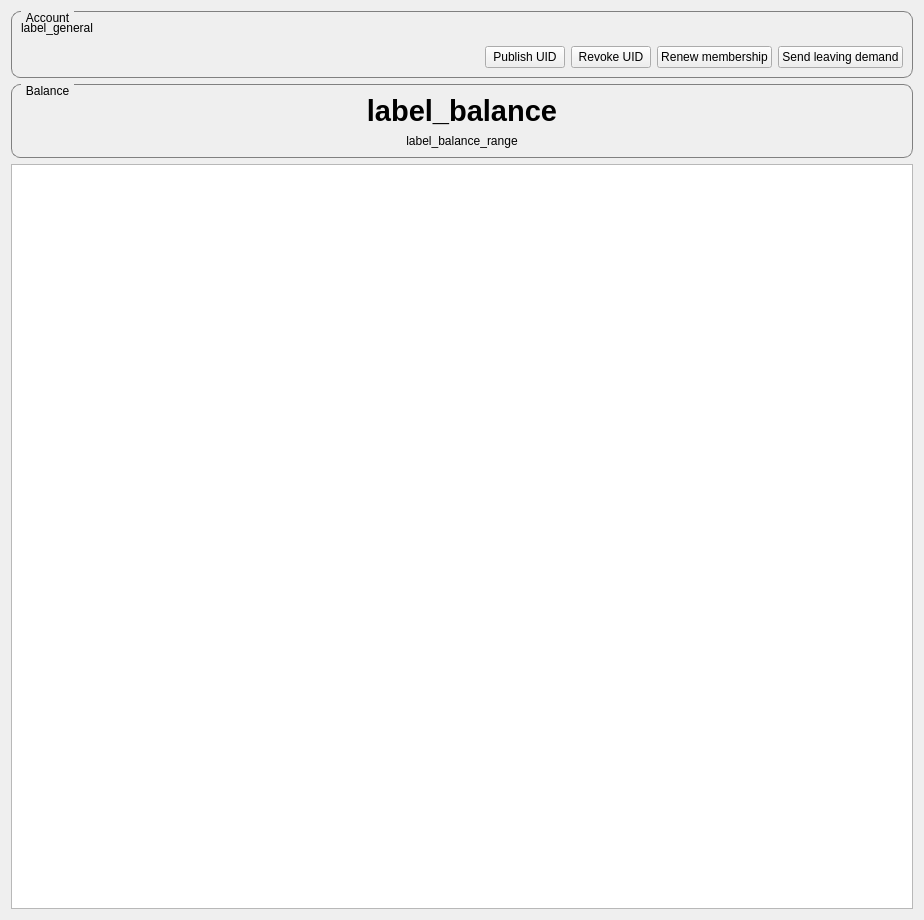
First picture: the form in res/ui/wallets_tab.ui, repository duniter/sakia, before the edit.
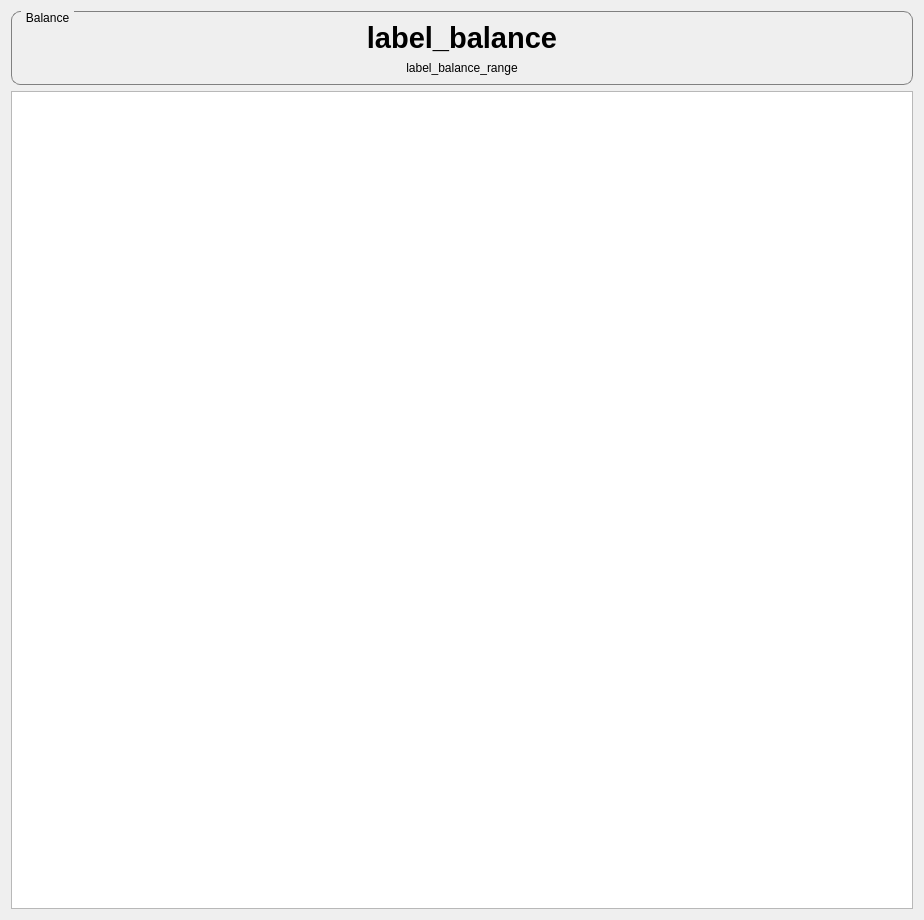
Second picture: the form after the edit.

```diff
--- a/res/ui/wallets_tab.ui
+++ b/res/ui/wallets_tab.ui
@@ -29,91 +29,6 @@
   </property>
   <layout class="QGridLayout" name="gridLayout">
    <item row="0" column="0">
-    <widget class="QGroupBox" name="groupBox">
-     <property name="sizePolicy">
-      <sizepolicy hsizetype="Preferred" vsizetype="Preferred">
-       <horstretch>0</horstretch>
-       <verstretch>0</verstretch>
-      </sizepolicy>
-     </property>
-     <property name="styleSheet">
-      <string notr="true"/>
-     </property>
-     <property name="title">
-      <string>Account</string>
-     </property>
-     <property name="flat">
-      <bool>true</bool>
-     </property>
-     <layout class="QGridLayout" name="gridLayout_2">
-      <item row="0" column="0">
-       <widget class="QLabel" name="label_general">
-        <property name="text">
-         <string>label_general</string>
-        </property>
-        <property name="textFormat">
-         <enum>Qt::RichText</enum>
-        </property>
-        <property name="alignment">
-         <set>Qt::AlignLeading|Qt::AlignLeft|Qt::AlignTop</set>
-        </property>
-       </widget>
-      </item>
-      <item row="1" column="0">
-       <layout class="QHBoxLayout" name="horizontalLayout_2">
-        <property name="leftMargin">
-         <number>0</number>
-        </property>
-        <property name="topMargin">
-         <number>5</number>
-        </property>
-        <item>
-         <spacer name="horizontalSpacer">
-          <property name="orientation">
-           <enum>Qt::Horizontal</enum>
-          </property>
-          <property name="sizeHint" stdset="0">
-           <size>
-            <width>40</width>
-            <height>20</height>
-           </size>
-          </property>
-         </spacer>
-        </item>
-        <item>
-         <widget class="QPushButton" name="button_publish_uid">
-          <property name="text">
-           <string>Publish UID</string>
-          </property>
-         </widget>
-        </item>
-        <item>
-         <widget class="QPushButton" name="button_revoke_uid">
-          <property name="text">
-           <string>Revoke UID</string>
-          </property>
-         </widget>
-        </item>
-        <item>
-         <widget class="QPushButton" name="button_membership">
-          <property name="text">
-           <string>Renew membership</string>
-          </property>
-         </widget>
-        </item>
-        <item>
-         <widget class="QPushButton" name="button_leaving">
-          <property name="text">
-           <string>Send leaving demand</string>
-          </property>
-         </widget>
-        </item>
-       </layout>
-      </item>
-     </layout>
-    </widget>
-   </item>
-   <item row="1" column="0">
     <widget class="QGroupBox" name="groupBox_2">
      <property name="title">
       <string>Balance</string>
@@ -149,7 +64,7 @@
      </layout>
     </widget>
    </item>
-   <item row="2" column="0">
+   <item row="1" column="0">
     <widget class="QTableView" name="table_wallets">
      <property name="sizePolicy">
       <sizepolicy hsizetype="Expanding" vsizetype="Preferred">
```
Left out of the diff: 64 changed lines with no effect on the pictures.
